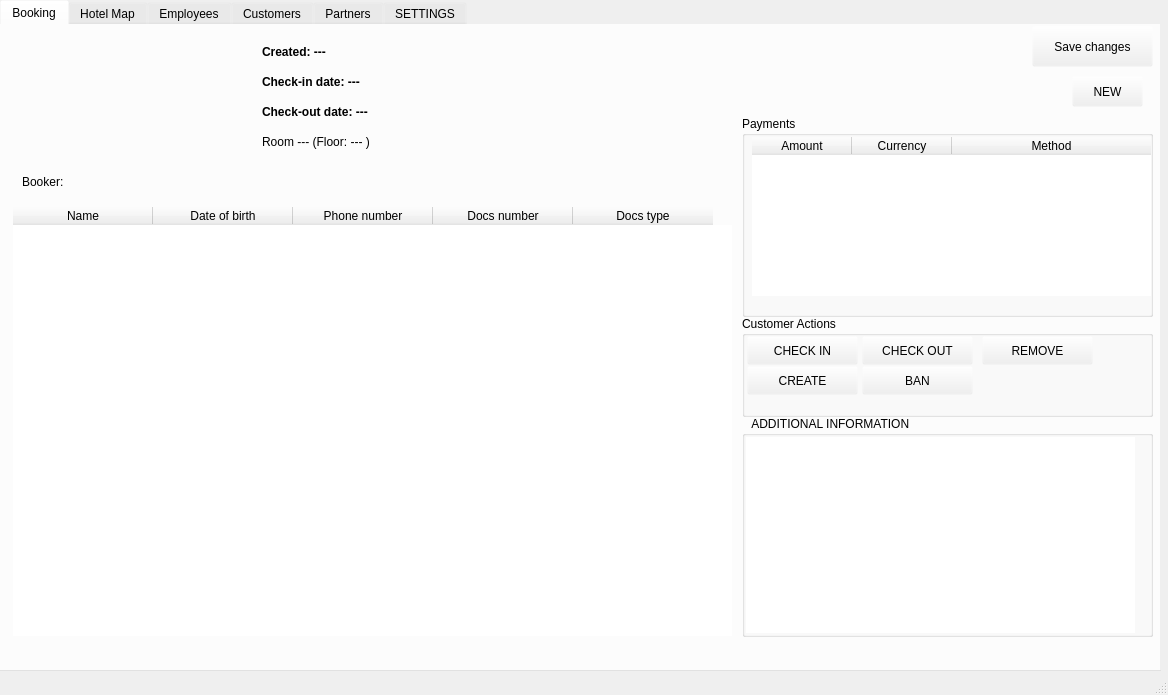
This is mainwindow.ui in maksymba0/MXHotel as Qt 5 draws it before an edit. The edited form follows.
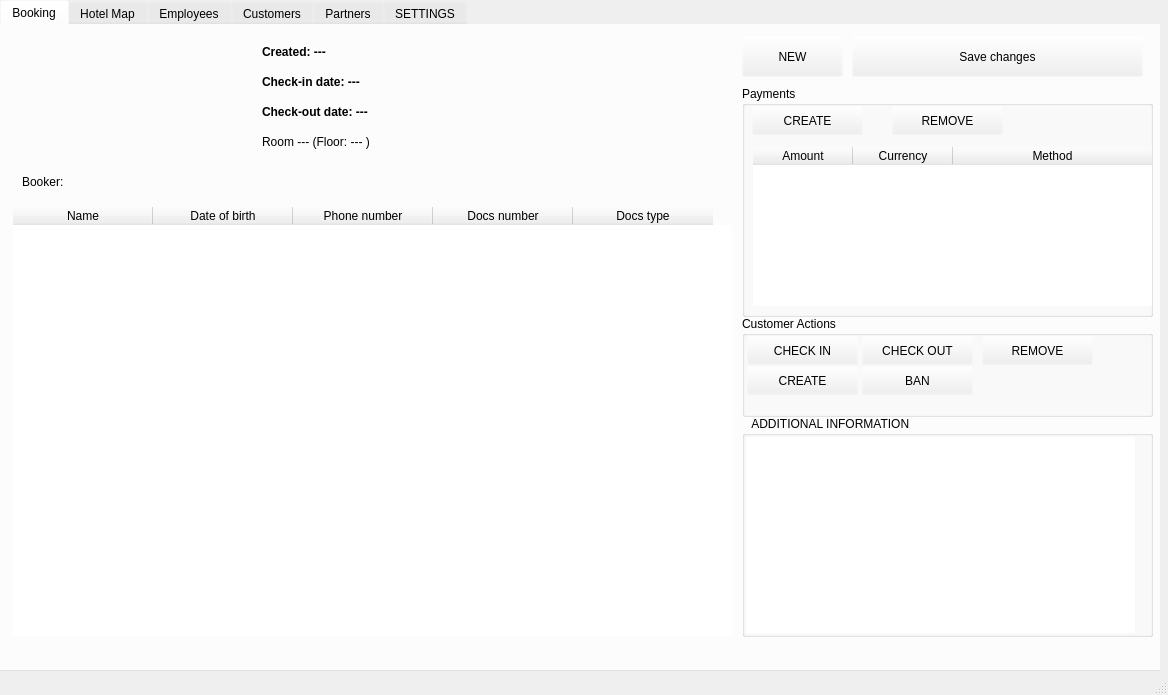
This is the edited form. Icons and pictures are not drawn.

Diff of the .ui file:
```diff
--- a/mainwindow.ui
+++ b/mainwindow.ui
@@ -1260,9 +1260,9 @@
      <widget class="QPushButton" name="pushButton">
       <property name="geometry">
        <rect>
-        <x>1030</x>
-        <y>0</y>
-        <width>121</width>
+        <x>850</x>
+        <y>10</y>
+        <width>291</width>
         <height>41</height>
        </rect>
       </property>
@@ -1315,9 +1315,9 @@
       <property name="geometry">
        <rect>
         <x>740</x>
-        <y>90</y>
+        <y>60</y>
         <width>411</width>
-        <height>201</height>
+        <height>231</height>
        </rect>
       </property>
       <property name="title">
@@ -1326,8 +1326,8 @@
       <widget class="QTableWidget" name="tableWidget_2">
        <property name="geometry">
         <rect>
-         <x>9</x>
-         <y>20</y>
+         <x>10</x>
+         <y>60</y>
          <width>401</width>
          <height>161</height>
         </rect>
@@ -1354,6 +1354,32 @@
         </property>
        </column>
       </widget>
+      <widget class="QPushButton" name="pushButton_8">
+       <property name="geometry">
+        <rect>
+         <x>10</x>
+         <y>20</y>
+         <width>111</width>
+         <height>29</height>
+        </rect>
+       </property>
+       <property name="text">
+        <string>CREATE</string>
+       </property>
+      </widget>
+      <widget class="QPushButton" name="pushButton_9">
+       <property name="geometry">
+        <rect>
+         <x>150</x>
+         <y>20</y>
+         <width>111</width>
+         <height>29</height>
+        </rect>
+       </property>
+       <property name="text">
+        <string>REMOVE</string>
+       </property>
+      </widget>
      </widget>
      <widget class="QLabel" name="label_10">
       <property name="geometry">
@@ -1371,10 +1397,10 @@
      <widget class="QPushButton" name="pushButton_7">
       <property name="geometry">
        <rect>
-        <x>1070</x>
-        <y>50</y>
-        <width>71</width>
-        <height>31</height>
+        <x>740</x>
+        <y>10</y>
+        <width>101</width>
+        <height>41</height>
        </rect>
       </property>
       <property name="text">
```
